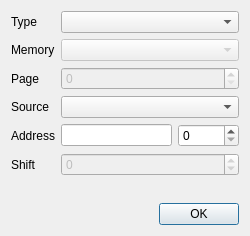
samstyle/Xpeccy, file ui/wch_new.ui: the form before one commit.
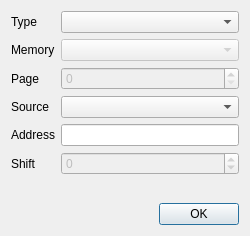
The form after the commit. Icons and pictures are not drawn. Custom widgets are drawn as their Qt base class.

Patch:
```diff
--- a/ui/wch_new.ui
+++ b/ui/wch_new.ui
@@ -135,13 +135,6 @@
          </property>
         </widget>
        </item>
-       <item>
-        <widget class="QSpinBox" name="sbAdrDec">
-         <property name="maximum">
-          <number>65535</number>
-         </property>
-        </widget>
-       </item>
       </layout>
      </item>
     </layout>
@@ -176,6 +169,13 @@
    </item>
   </layout>
  </widget>
+ <customwidgets>
+  <customwidget>
+   <class>xHexSpin</class>
+   <extends>QLineEdit</extends>
+   <header location="global">stdlib.h</header>
+  </customwidget>
+ </customwidgets>
  <resources>
   <include location="../xpeccy.qrc"/>
  </resources>
```
Left out of the diff: 2 changed lines with no effect on the pictures.
